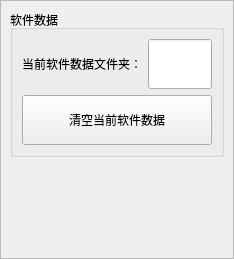
First picture: the form in app/ui/main_window/settings/software_settings_page.ui, repository GitHub3651/shenyinocr, before the edit.
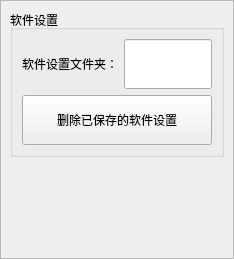
Second picture: the form after the edit.

The edit to the form file:
```diff
--- a/app/ui/main_window/settings/software_settings_page.ui
+++ b/app/ui/main_window/settings/software_settings_page.ui
@@ -41,7 +41,7 @@
        <item row="0" column="0">
     <widget class="QGroupBox" name="groupBox_softwareData">
      <property name="title">
-      <string>软件数据</string>
+      <string>软件设置</string>
      </property>
      <layout class="QFormLayout" name="formLayout_softwareData">
       <item row="0" column="0">
@@ -53,7 +53,7 @@
          </size>
         </property>
         <property name="text">
-         <string>当前软件数据文件夹：</string>
+         <string>软件设置文件夹：</string>
         </property>
        </widget>
       </item>
@@ -88,7 +88,7 @@
          <string>删除当前 Windows 用户的软件设置文件并关闭软件，不删除产品模板、识别图片、授权文件或日志。</string>
         </property>
         <property name="text">
-         <string>清空当前软件数据</string>
+         <string>删除已保存的软件设置</string>
         </property>
         <property name="uiRole" stdset="0">
          <string>danger</string>
```
Left out of the diff: 2 changed lines with no effect on the pictures.
